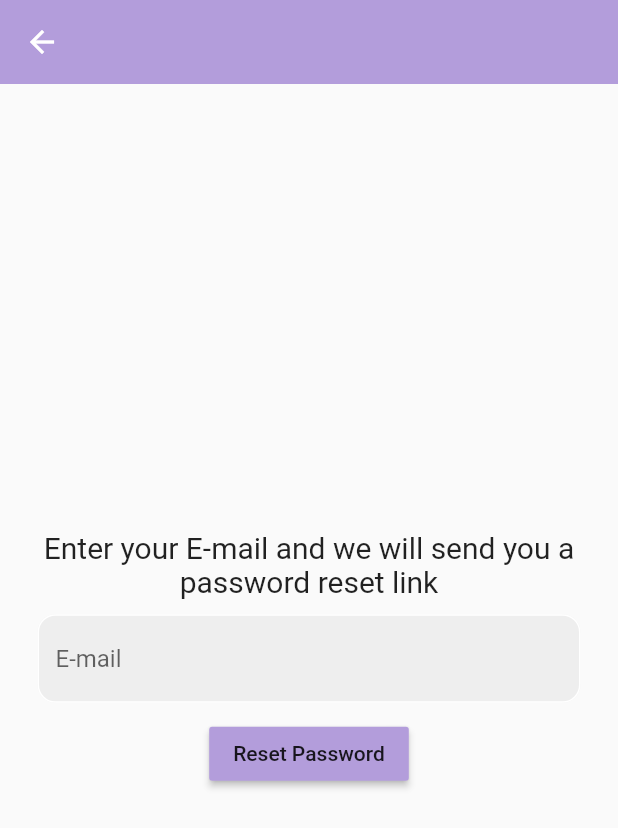
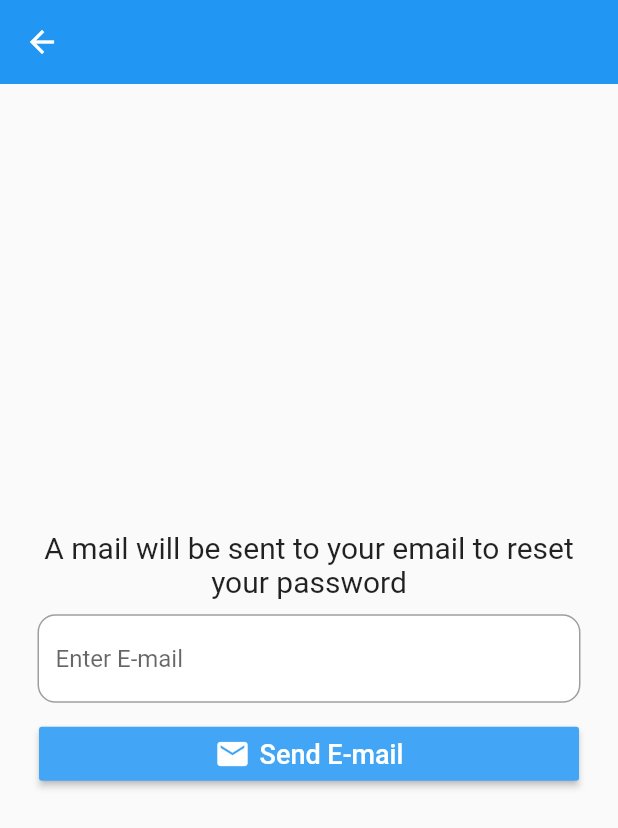
Before and after one commit to kartikeypathak/Forget-Password, a Flutter app: the screen it shows after launch, after a tap on "Reset Password", on a phone screen of 412 x 824 dp. Shown: the top 828 px of the screen. Run offline on Flutter 3.47's test engine with Material 2 defaults, Android fonts, the phone set to English and light mode, and no system bars; our stand-ins replace firebase_auth, firebase_core; accounts and stored records are empty.

Commit message:
some UI changes

```diff
--- a/lib/forget_pass.dart
+++ b/lib/forget_pass.dart
@@ -46,7 +46,7 @@ class _ForgetPasswordState extends State<ForgetPassword> {
   Widget build(BuildContext context) {
     return Scaffold(
       appBar: AppBar(
-        backgroundColor: Colors.deepPurple[200],
+        backgroundColor: Colors.blue[450],
         elevation: 0,
       ),
       body: Column(
@@ -55,7 +55,7 @@ class _ForgetPasswordState extends State<ForgetPassword> {
           Padding(
             padding: const EdgeInsets.symmetric(horizontal: 25.0),
             child: Text(
-              'Enter your E-mail and we will send you a password reset link',
+              'A mail will be sent to your email to reset your password',
               textAlign: TextAlign.center,
               style: TextStyle(fontSize: 20),
             ),
@@ -69,15 +69,15 @@ class _ForgetPasswordState extends State<ForgetPassword> {
               controller: _emailController,
               decoration: InputDecoration(
                 enabledBorder: OutlineInputBorder(
-                  borderSide: BorderSide(color: Colors.white),
+                  borderSide: BorderSide(color: Colors.grey),
                   borderRadius: BorderRadius.circular(12),
                 ),
                 focusedBorder: OutlineInputBorder(
-                  borderSide: BorderSide(color: Colors.deepPurple),
+                  borderSide: BorderSide(color: Colors.blue),
                   borderRadius: BorderRadius.circular(12),
                 ),
-                hintText: 'E-mail',
-                fillColor: Colors.grey[200],
+                hintText: 'Enter E-mail',
+                fillColor: Colors.white,
                 filled: true,
               ),
             ),
@@ -85,12 +85,37 @@ class _ForgetPasswordState extends State<ForgetPassword> {
           SizedBox(
             height: 10,
           ),
-          MaterialButton(
-            onPressed: () => passwordReset(),
-            child: Text('Reset Password'),
-            color: Colors.deepPurple[200],
+          SizedBox(
+            width: 360,
+            // height: 25,
+            child: MaterialButton(
+              onPressed: () => passwordReset(),
+              color: Colors.blue[400],
+              child: Row(
+                mainAxisAlignment: MainAxisAlignment.center,
+                children: [
+                  Icon(
+                    Icons.email,
+                    color: Colors.white,
+                  ),
+                  SizedBox(
+                    width: 6,
+                  ),
+                  Text(
+                    'Send E-mail',
+                    style: TextStyle(fontSize: 18, color: Colors.white),
+                  ),
+                ],
+              ),
+              // child: Text(
+              //   'Send E-mail',
+              //   style: TextStyle(fontSize: 18.0, color: Colors.white),
+              // ),
+            ),
           ),
-          MaterialApp(debugShowCheckedModeBanner: false,)
+          MaterialApp(
+            debugShowCheckedModeBanner: false,
+          )
         ],
       ),
     );
--- a/lib/main.dart
+++ b/lib/main.dart
@@ -11,7 +11,7 @@ class MyApp extends StatelessWidget {
       home: Scaffold(
         appBar: AppBar(
           title: const Text('Hyginiee Test Reset'),
-          backgroundColor: Colors.deepPurple[200],
+          backgroundColor: Colors.blue[450],
           elevation: 0,
         ),
         body: MaterialButton(
@@ -21,7 +21,7 @@ class MyApp extends StatelessWidget {
               MaterialPageRoute(builder: (context) => ForgetPassword()),
             );
           },
-          color: Colors.deepPurple[200],
+          color: Colors.blue[400],
           child: const Text('Reset Password'),
         ),
       ),
```
